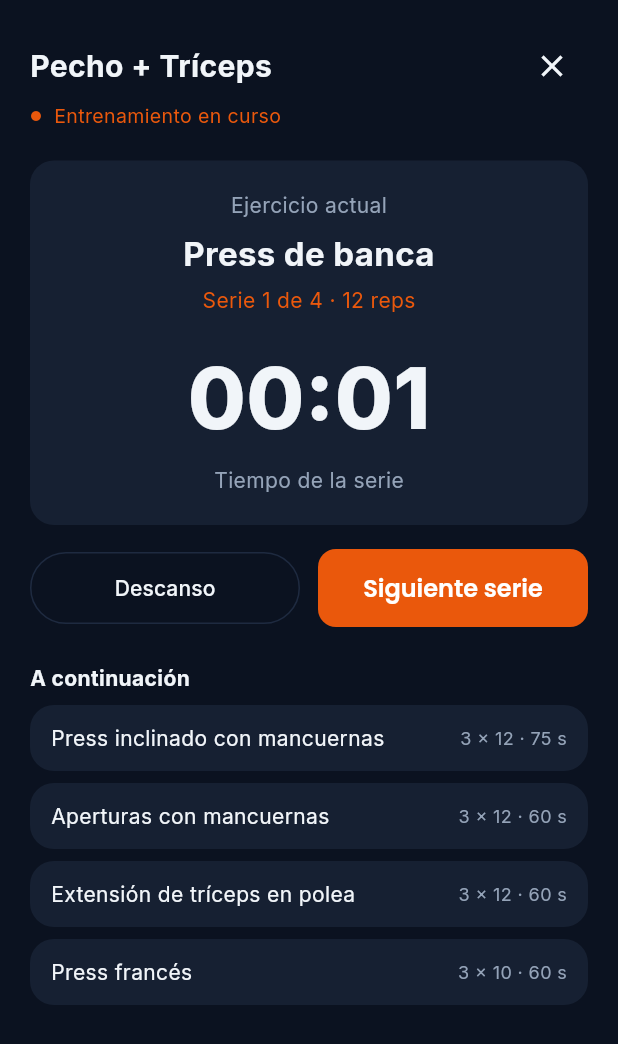
After one commit to ckjosu/fitpass2, a Flutter app: the SesionScreen screen opened directly, on a phone screen of 412 x 824 dp. The commit adds this screen. Shown: the top 1044 px of the screen. Run offline on Flutter 3.47's test engine with Material 3 defaults, Android fonts, the phone set to English and light mode, and no system bars; our stand-ins replace cached_network_image, dio, flutter_cache_manager, flutter_local_notifications, flutter_map, flutter_secure_storage and 6 more; missing offline and left inert: mobile_scanner; accounts and stored records are empty; network calls fail.

Commit message:
Agrega sesión de entrenamiento, resumen y onboarding con datos de prueba

```diff
--- /dev/null
+++ b/frontend/gymred_movil/lib/data/rutina_demo.dart
@@ -0,0 +1,13 @@
+import '../models/rutina.dart';
+
+/// Datos de prueba. Cuando la API tenga las rutinas, esto se reemplaza.
+const rutinaPechoTriceps = Rutina(
+  titulo: 'Pecho + Tríceps',
+  ejercicios: [
+    EjercicioRutina(nombre: 'Press de banca', series: 4, repeticiones: 12, descansoSeg: 90),
+    EjercicioRutina(nombre: 'Press inclinado con mancuernas', series: 3, repeticiones: 12, descansoSeg: 75),
+    EjercicioRutina(nombre: 'Aperturas con mancuernas', series: 3, repeticiones: 12, descansoSeg: 60),
+    EjercicioRutina(nombre: 'Extensión de tríceps en polea', series: 3, repeticiones: 12, descansoSeg: 60),
+    EjercicioRutina(nombre: 'Press francés', series: 3, repeticiones: 10, descansoSeg: 60),
+  ],
+);
--- /dev/null
+++ b/frontend/gymred_movil/lib/models/rutina.dart
@@ -0,0 +1,22 @@
+/// Un ejercicio dentro de una rutina.
+class EjercicioRutina {
+  final String nombre;
+  final int series;
+  final int repeticiones;
+  final int descansoSeg;
+
+  const EjercicioRutina({
+    required this.nombre,
+    required this.series,
+    required this.repeticiones,
+    required this.descansoSeg,
+  });
+}
+
+/// Rutina completa (por ejemplo, "Pecho + Tríceps").
+class Rutina {
+  final String titulo;
+  final List<EjercicioRutina> ejercicios;
+
+  const Rutina({required this.titulo, required this.ejercicios});
+}
--- /dev/null
+++ b/frontend/gymred_movil/lib/screens/entreno/sesion_screen.dart
@@ -0,0 +1,244 @@
+import 'dart:async';
+
+import 'package:flutter/material.dart';
+
+import '../../models/rutina.dart';
+import 'resumen_screen.dart';
+import 'tema_entreno.dart';
+
+class SesionScreen extends StatefulWidget {
+  final Rutina rutina;
+  const SesionScreen({super.key, required this.rutina});
+
+  @override
+  State<SesionScreen> createState() => _SesionScreenState();
+}
+
+class _SesionScreenState extends State<SesionScreen> {
+  final DateTime _inicio = DateTime.now();
+  Timer? _reloj;
+  int _indiceEj = 0;
+  int _serie = 1;
+  int _segundos = 0; // cronómetro de la serie, o cuenta regresiva del descanso
+  bool _enDescanso = false;
+  int _seriesHechas = 0;
+
+  EjercicioRutina get _actual => widget.rutina.ejercicios[_indiceEj];
+
+  bool get _esUltimaSerie =>
+      _serie >= _actual.series &&
+      _indiceEj >= widget.rutina.ejercicios.length - 1;
+
+  @override
+  void initState() {
+    super.initState();
+    _reloj = Timer.periodic(const Duration(seconds: 1), _tick);
+  }
+
+  @override
+  void dispose() {
+    _reloj?.cancel();
+    super.dispose();
+  }
+
+  void _tick(Timer _) {
+    if (!mounted) return;
+    setState(() {
+      if (!_enDescanso) {
+        _segundos++;
+      } else if (_segundos > 0) {
+        _segundos--;
+      } else {
+        _enDescanso = false;
+      }
+    });
+  }
+
+  void _iniciarDescanso() {
+    setState(() {
+      _enDescanso = true;
+      _segundos = _actual.descansoSeg;
+    });
+  }
+
+  void _cancelarDescanso() {
+    setState(() {
+      _enDescanso = false;
+      _segundos = 0;
+    });
+  }
+
+  void _siguienteSerie() {
+    if (_esUltimaSerie) {
+      _terminar();
+      return;
+    }
+    final ultimaSerieDelEjercicio = _serie >= _actual.series;
+    setState(() {
+      _seriesHechas++;
+      _enDescanso = false;
+      _segundos = 0;
+      if (!ultimaSerieDelEjercicio) {
+        _serie++;
+      } else {
+        _indiceEj++;
+        _serie = 1;
+      }
+    });
+  }
+
+  void _terminar() {
+    _reloj?.cancel();
+    final duracion = DateTime.now().difference(_inicio);
+    Navigator.of(context).pushReplacement(
+      MaterialPageRoute(
+        builder: (_) => ResumenScreen(
+          titulo: widget.rutina.titulo,
+          duracion: duracion,
+          ejercicios: widget.rutina.ejercicios.length,
+          series: _seriesHechas + 1, // +1 por la última serie
+        ),
+      ),
+    );
+  }
+
+  String _formato(int s) {
+    final m = (s ~/ 60).toString().padLeft(2, '0');
+    final ss = (s % 60).toString().padLeft(2, '0');
+    return '$m:$ss';
+  }
+
+  @override
+  Widget build(BuildContext context) {
+    final siguientes = widget.rutina.ejercicios.skip(_indiceEj + 1).toList();
+
+    return Scaffold(
+      backgroundColor: TemaEntreno.fondo,
+      body: SafeArea(
+        child: ListView(
+          padding: const EdgeInsets.all(20),
+          children: [
+            Row(
+              children: [
+                Expanded(
+                  child: Text(
+                    widget.rutina.titulo,
+                    style: const TextStyle(
+                      color: TemaEntreno.texto,
+                      fontSize: 20,
+                      fontWeight: FontWeight.w700,
+                    ),
+                  ),
+                ),
+                IconButton(
+                  icon: const Icon(Icons.close, color: TemaEntreno.texto),
+                  onPressed: () => Navigator.of(context).pop(),
+                ),
+              ],
+            ),
+            const Row(
+              children: [
+                Icon(Icons.circle, size: 8, color: TemaEntreno.naranja),
+                SizedBox(width: 8),
+                Text('Entrenamiento en curso',
+                    style: TextStyle(color: TemaEntreno.naranja, fontSize: 13)),
+              ],
+            ),
+            const SizedBox(height: 20),
+            TarjetaEntreno(
+              child: Column(
+                children: [
+                  const Text('Ejercicio actual',
+                      style: TextStyle(color: TemaEntreno.textoSuave)),
+                  const SizedBox(height: 6),
+                  Text(
+                    _actual.nombre,
+                    textAlign: TextAlign.center,
+                    style: const TextStyle(
+                      color: TemaEntreno.texto,
+                      fontSize: 22,
+                      fontWeight: FontWeight.w700,
+                    ),
+                  ),
+                  const SizedBox(height: 6),
+                  Text(
+                    'Serie $_serie de ${_actual.series} · ${_actual.repeticiones} reps',
+                    style: const TextStyle(color: TemaEntreno.naranja),
+                  ),
+                  const SizedBox(height: 16),
+                  Text(
+                    _formato(_segundos),
+                    style: const TextStyle(
+                      color: TemaEntreno.texto,
+                      fontSize: 56,
+                      fontWeight: FontWeight.w800,
+                    ),
+                  ),
+                  const SizedBox(height: 4),
+                  Text(
+                    _enDescanso ? 'Descanso' : 'Tiempo de la serie',
+                    style: const TextStyle(color: TemaEntreno.textoSuave),
+                  ),
+                ],
+              ),
+            ),
+            const SizedBox(height: 16),
+            Row(
+              children: [
+                Expanded(
+                  child: OutlinedButton(
+                    onPressed: _enDescanso ? _cancelarDescanso : _iniciarDescanso,
+                    style: OutlinedButton.styleFrom(
+                      foregroundColor: TemaEntreno.texto,
+                      side: const BorderSide(color: TemaEntreno.tarjetaClara),
+                      padding: const EdgeInsets.symmetric(vertical: 14),
+                    ),
+                    child: Text(_enDescanso ? 'Saltar descanso' : 'Descanso'),
+                  ),
+                ),
+                const SizedBox(width: 12),
+                Expanded(
+                  child: FilledButton(
+                    onPressed: _siguienteSerie,
+                    style: FilledButton.styleFrom(
+                      backgroundColor: TemaEntreno.naranja,
+                      padding: const EdgeInsets.symmetric(vertical: 14),
+                    ),
+                    child: Text(_esUltimaSerie ? 'Terminar' : 'Siguiente serie'),
+                  ),
+                ),
+              ],
+            ),
+            if (siguientes.isNotEmpty) ...[
+              const SizedBox(height: 24),
+              const Text('A continuación',
+                  style: TextStyle(
+                      color: TemaEntreno.texto, fontWeight: FontWeight.w700)),
+              const SizedBox(height: 8),
+              for (final e in siguientes)
+                Padding(
+                  padding: const EdgeInsets.only(bottom: 8),
+                  child: TarjetaEntreno(
+                    padding: const EdgeInsets.symmetric(horizontal: 14, vertical: 12),
+                    child: Row(
+                      children: [
+                        Expanded(
+                          child: Text(e.nombre,
+                              style: const TextStyle(color: TemaEntreno.texto)),
+                        ),
+                        Text(
+                          '${e.series} × ${e.repeticiones} · ${e.descansoSeg} s',
+                          style: const TextStyle(
+                              color: TemaEntreno.textoSuave, fontSize: 12),
+                        ),
+                      ],
+                    ),
+                  ),
+                ),
+            ],
+          ],
+        ),
+      ),
+    );
+  }
+}
--- /dev/null
+++ b/frontend/gymred_movil/lib/screens/entreno/tema_entreno.dart
@@ -0,0 +1,35 @@
+import 'package:flutter/material.dart';
+
+/// Colores del modo entrenamiento (oscuro). El naranja es el de la marca Gymred.
+class TemaEntreno {
+  static const fondo = Color(0xFF0B1220);
+  static const tarjeta = Color(0xFF162032);
+  static const tarjetaClara = Color(0xFF1E2A40);
+  static const naranja = Color(0xFFEA580C);
+  static const texto = Color(0xFFF1F5F9);
+  static const textoSuave = Color(0xFF94A3B8);
+}
+
+/// Tarjeta oscura con bordes redondeados, reutilizable en las pantallas de entrenamiento.
+class TarjetaEntreno extends StatelessWidget {
+  final Widget child;
+  final EdgeInsets padding;
+  const TarjetaEntreno({
+    super.key,
+    required this.child,
+    this.padding = const EdgeInsets.all(20),
+  });
+
+  @override
+  Widget build(BuildContext context) {
+    return Container(
+      width: double.infinity,
+      padding: padding,
+      decoration: BoxDecoration(
+        color: TemaEntreno.tarjeta,
+        borderRadius: BorderRadius.circular(16),
+      ),
+      child: child,
+    );
+  }
+}
```
Also changed, not shown: frontend/gymred_movil/lib/screens/entreno/resumen_screen.dart (added, +119 -0 lines), frontend/gymred_movil/lib/screens/inicio_screen.dart (+13 -0 lines), frontend/gymred_movil/lib/screens/onboarding_screen.dart (added, +168 -0 lines).
